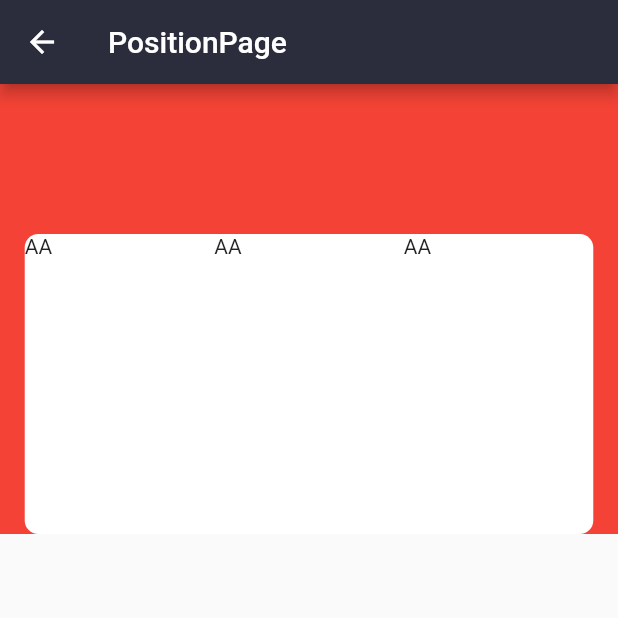
After one commit to Invincible1996/hello_flutter, a Flutter app: the PositionPage screen opened directly, on a phone screen of 412 x 824 dp, the top half of it. The commit adds this screen. Run offline on Flutter 3.47's test engine with Material 2 defaults, Android fonts, the phone set to English and light mode, and no system bars; network calls fail.

Commit message:
add position page

```diff
--- a/lib/components/list_item.dart
+++ b/lib/components/list_item.dart
@@ -14,6 +14,7 @@ import 'package:hello_flutter/pages/grid_view_page.dart';
 import 'package:hello_flutter/pages/image_page.dart';
 import 'package:hello_flutter/pages/list_view_page.dart';
 import 'package:hello_flutter/pages/login_page.dart';
+import 'package:hello_flutter/pages/position_page.dart';
 import 'package:hello_flutter/pages/sliver_appbar_page.dart';
 import 'package:hello_flutter/pages/tab_view_page.dart';
 import 'package:hello_flutter/styles/common_style.dart';
@@ -62,6 +63,10 @@ class ListItem extends StatelessWidget {
         Navigator.of(context)
             .push(MaterialPageRoute(builder: (_) => LoginPage()));
         break;
+      case 9:
+        Navigator.of(context)
+            .push(MaterialPageRoute(builder: (_) => PositionPage()));
+        break;
       default:
         break;
     }
--- a/lib/home_page.dart
+++ b/lib/home_page.dart
@@ -14,7 +14,8 @@ class HomePage extends StatelessWidget {
     'Image',
     'SliverAppBar',
     'CallNative',
-    'LoginPage'
+    'LoginPage',
+    'Position'
   ];
 
   @override
--- a/lib/pages/login_page.dart
+++ b/lib/pages/login_page.dart
@@ -13,12 +13,18 @@ class LoginPage extends StatelessWidget {
 //        padding: EdgeInsets.only(bottom: 80),
         alignment: Alignment.topCenter,
         child: Column(
-          mainAxisAlignment: MainAxisAlignment.center,
+//          mainAxisAlignment: MainAxisAlignment.center,
           children: <Widget>[
+            SizedBox(
+              height: 50,
+            ),
             Image.network(
               'https://bigshot.oss-cn-shanghai.aliyuncs.com/nba/bos.png',
               width: 200,
               height: 200,
+            ),
+            SizedBox(
+              height: 50,
             ),
             CommonButton(
               radius: 6.0,
--- /dev/null
+++ b/lib/pages/position_page.dart
@@ -0,0 +1,48 @@
+import 'package:flutter/material.dart';
+
+class PositionPage extends StatelessWidget {
+  @override
+  Widget build(BuildContext context) {
+    return Scaffold(
+      appBar: AppBar(
+        title: Text('PositionPage'),
+      ),
+      body: Container(
+        child: Stack(
+          alignment: Alignment.bottomCenter,
+          children: <Widget>[
+            Container(
+              width: MediaQuery.of(context).size.width,
+              height: 300,
+              color: Colors.red,
+            ),
+            Positioned(
+                child: Container(
+              decoration: BoxDecoration(
+                  color: Colors.white,
+                  borderRadius: BorderRadius.circular(9.0)),
+              height: 200,
+              width: MediaQuery.of(context).size.width * .92,
+              child: Wrap(
+                children: <Widget>[
+                  Container(
+                    width: (MediaQuery.of(context).size.width * .92) / 3,
+                    child: Text('AA'),
+                  ),
+                  Container(
+                    width: (MediaQuery.of(context).size.width * .92) / 3,
+                    child: Text('AA'),
+                  ),
+                  Container(
+                    width: (MediaQuery.of(context).size.width * .92) / 3,
+                    child: Text('AA'),
+                  )
+                ],
+              ),
+            ))
+          ],
+        ),
+      ),
+    );
+  }
+}
```
